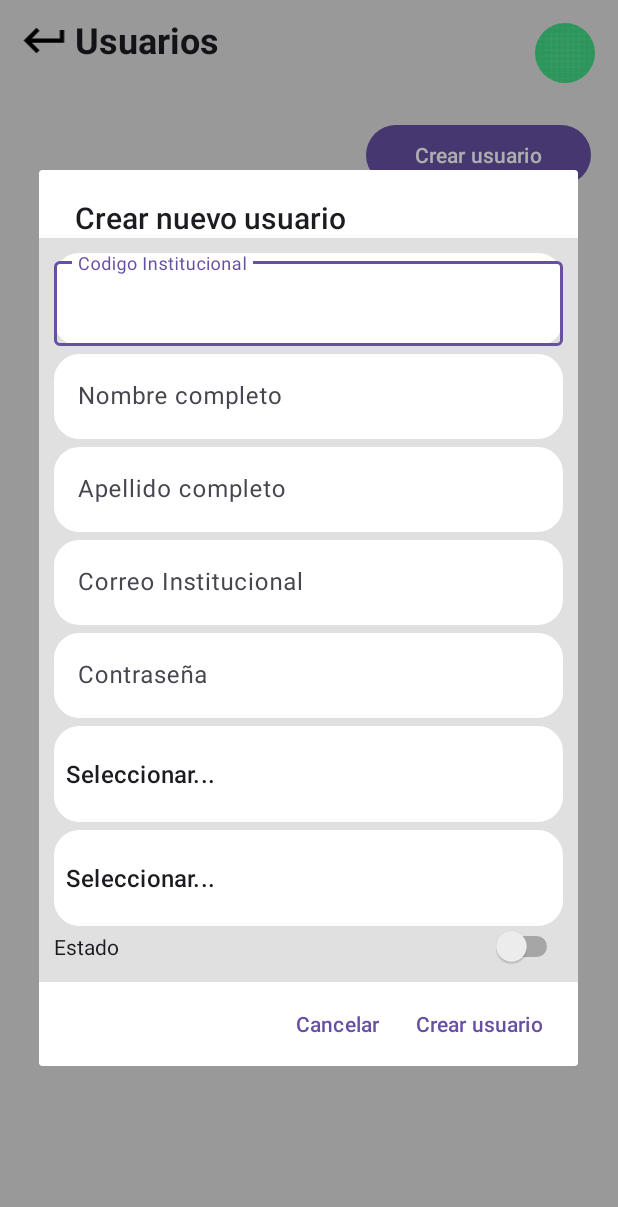
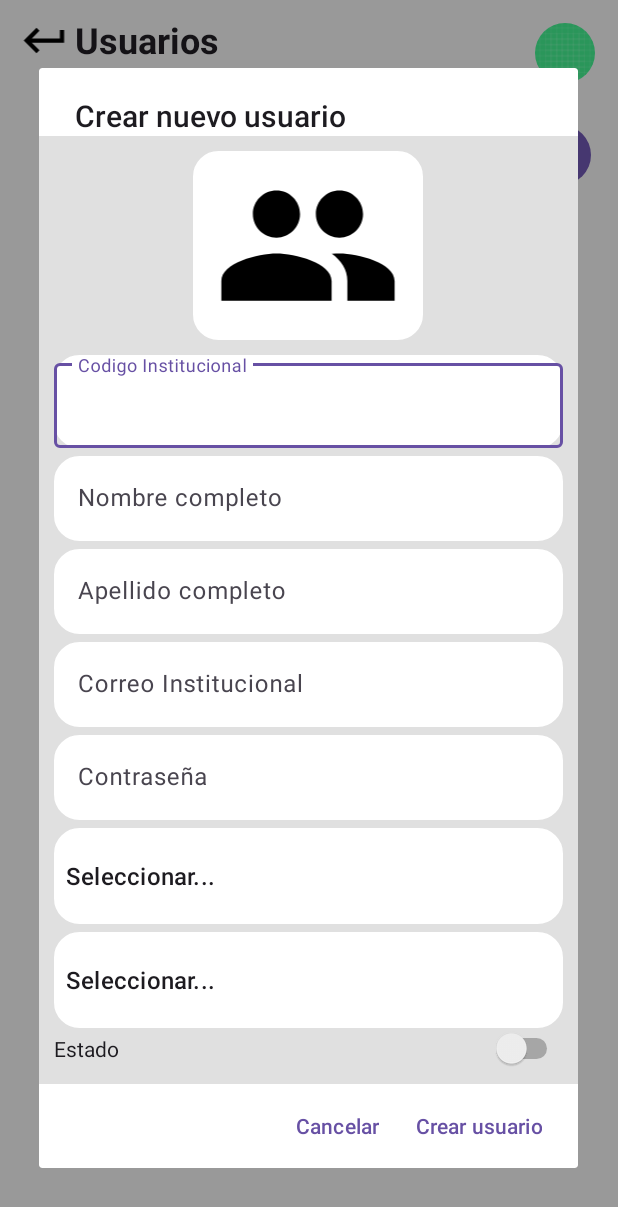
Before and after one commit to JoseEM26/ProyectoDesarrolloMobiles1, an Android app: the Usuarios_Activity screen opened directly, with no data from a screen before it, after a tap on "Crear usuario", on a phone screen of 412 x 824 dp. Shown: the top 1207 px of the screen. Run offline under Robolectric (Android 15) with nearby library versions, the light colour scheme and no system bars; plain views replace RoundedImageView.

Commit message:
mejorar y implementacion de pickImage

```diff
--- a/CompuTronica/app/src/main/java/com/example/computronica/Usuarios_Activity.kt
+++ b/CompuTronica/app/src/main/java/com/example/computronica/Usuarios_Activity.kt
@@ -6,6 +6,7 @@ import android.os.Bundle
 import android.widget.ArrayAdapter
 import android.widget.TextView
 import android.widget.Toast
+import androidx.activity.result.contract.ActivityResultContracts
 import androidx.appcompat.app.AlertDialog
 import androidx.appcompat.app.AppCompatActivity
 import androidx.recyclerview.widget.LinearLayoutManager
@@ -22,18 +23,21 @@ class Usuarios_Activity : AppCompatActivity() {
     private lateinit var binding: ActivityUsuariosBinding
 
     private var dialogBinding: FormUsuariosBinding? = null
-    private var pickedImageUri: Uri? = null
     private val usuarios= mutableListOf<Usuario>()
 
-    private var nextId = 1
-
+    private var pickedImageUri: Uri? = null
+    private val pickImage = registerForActivityResult(ActivityResultContracts.GetContent()) { uri ->
+        if (uri != null) {
+            pickedImageUri = uri
+            dialogBinding?.imgPerfilForm?.setImageURI(uri)
+        }
+    }
 
     override fun onCreate(savedInstanceState: Bundle?) {
         super.onCreate(savedInstanceState)
         binding = ActivityUsuariosBinding.inflate(layoutInflater)
         setContentView(binding.root)
 
-        // ✅ Inicializar el adapter y vincularlo al RecyclerView
         adapter = UsuarioAdapter(usuarios) {
             // Callback cuando cambia la lista, opcional
         }
@@ -41,12 +45,11 @@ class Usuarios_Activity : AppCompatActivity() {
         binding.rvUsuarios.adapter = adapter
         binding.rvUsuarios.layoutManager = LinearLayoutManager(this)
 
-        // Botón para abrir el formulario
         binding.btnUsuarioCrear.setOnClickListener { openNuevoUsuarioForm() }
     }
 
 
-
+   // @drawable/baseline_people_24
 
     private fun openNuevoUsuarioForm(){
         val b = FormUsuariosBinding.inflate(layoutInflater)
@@ -57,6 +60,7 @@ class Usuarios_Activity : AppCompatActivity() {
         val listAdapterSede = ArrayAdapter(this, android.R.layout.simple_selectable_list_item, resources.getStringArray(R.array.sedes))
         b.spnTipo.adapter = listAdapterTipo
         b.spnSede.adapter = listAdapterSede
+        b.imgPerfilForm.setOnClickListener { pickImage.launch("image/*") }
 
         // Crear el diálogo
         val dlg = AlertDialog.Builder(this)
@@ -87,8 +91,6 @@ class Usuarios_Activity : AppCompatActivity() {
                 b.titCorreoINstitucional.error = null
                 b.titCodigoIns.error = null
                 b.titContrasena.error = null
-                //(b.spnSede.selectedView as? TextView)?.setTextColor(Color.BLACK)
-                //(b.spnTipo.selectedView as? TextView)?.setTextColor(Color.BLACK)
 
                 var ok = true
 
@@ -118,13 +120,13 @@ class Usuarios_Activity : AppCompatActivity() {
                 }
 
                 if (sede == "Seleccionar..." || sede.isEmpty()) {
-                    (b.spnSede.selectedView as? TextView)?.setTextColor(Color.RED)
+                    (b.spnSede.selectedView as TextView).setTextColor(Color.RED)
                     Toast.makeText(this, "Debe seleccionar una sede válida", Toast.LENGTH_SHORT).show()
                     ok = false
                 }
 
                 if (tipoStr == "Seleccionar..." || tipoStr.isEmpty()) {
-                    (b.spnTipo.selectedView as? TextView)?.setTextColor(Color.RED)
+                    (b.spnTipo.selectedView as TextView).setTextColor(Color.RED)
                     Toast.makeText(this, "Debe seleccionar un tipo de usuario válido", Toast.LENGTH_SHORT).show()
                     ok = false
                 }
--- a/CompuTronica/app/src/main/res/layout/form_usuarios.xml
+++ b/CompuTronica/app/src/main/res/layout/form_usuarios.xml
@@ -9,10 +9,14 @@
     android:padding="10dp">
 
     <ImageView
-        android:id="@+id/imageView3"
-        android:layout_width="match_parent"
-        android:layout_height="wrap_content"
-        tools:srcCompat="@tools:sample/avatars" />
+        android:id="@+id/img_perfil_form"
+        android:layout_width="153dp"
+        android:layout_height="126dp"
+        android:layout_gravity="center"
+        android:layout_marginBottom="10dp"
+        android:background="@drawable/rounded_background_white"
+        android:contentDescription="@string/btn_crear_nuevo_usuario"
+        app:srcCompat="@drawable/baseline_people_24" />
 
     <com.google.android.material.textfield.TextInputLayout
         android:id="@+id/titCodigoIns"
--- a/CompuTronica/app/src/main/res/values/strings.xml
+++ b/CompuTronica/app/src/main/res/values/strings.xml
@@ -8,7 +8,9 @@
     <string name="txtPerfilCodigo">Codigo Estudiante</string>
     <string name="txtPerfilCorreo">Correo Institucional</string>
     <string name="txtPerfilSede">Sede</string>
+
     <string name="spnEstado">Estado</string>
+    <string name="contextDescripcionImgPErfil">Imagen perfil form</string>
 
     <string name="hint_nombre">Nombre completo</string>
     <string name="hint_Apellido">Apellido completo</string>
```
Also changed, not shown: CompuTronica/app/src/main/java/com/example/computronica/Adapter/UsuarioAdapter.kt (+8 -8 lines), CompuTronica/app/src/main/res/layout/item_usuarios.xml (+6 -4 lines).
